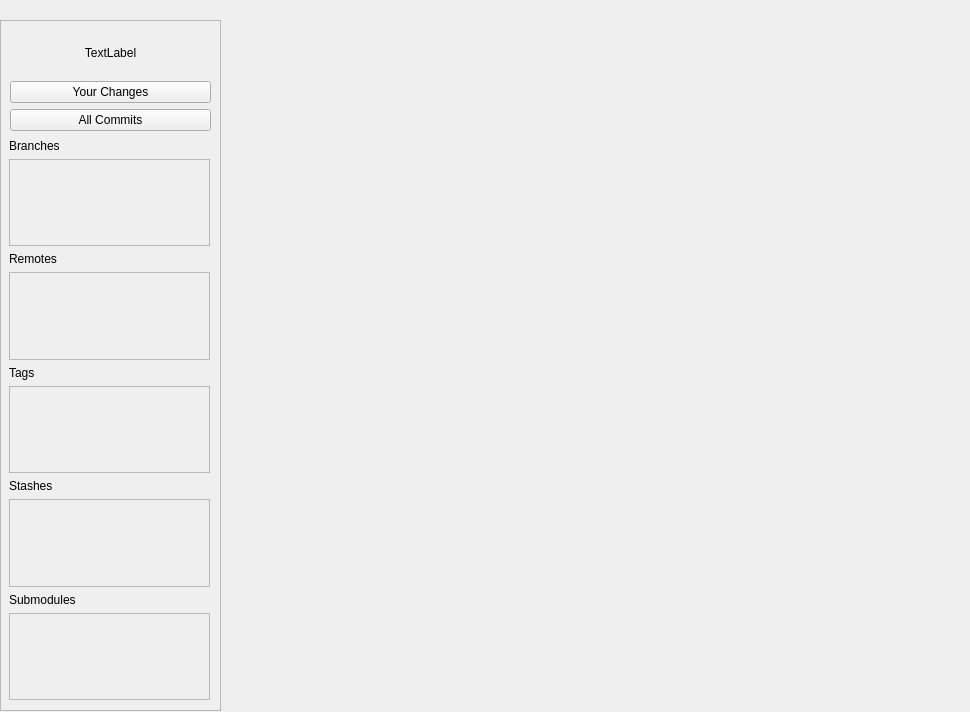
First picture: the form in src/ui/RepoViewerWidget.ui, repository SaurabhSangpal/ezgit, before the edit.
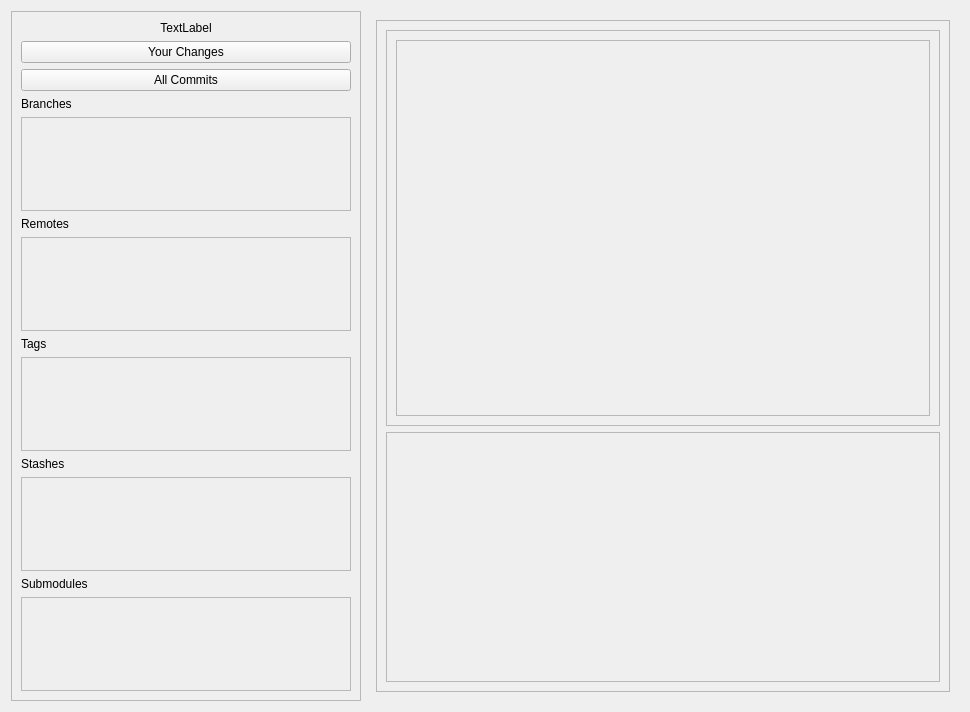
Second picture: the form after the edit.

Commit message:
Add support for commit to repo viewer
Also make repo viewer UI scale properly with window size

Diff of the .ui file:
```diff
--- a/src/ui/RepoViewerWidget.ui
+++ b/src/ui/RepoViewerWidget.ui
@@ -13,14 +13,20 @@
   <property name="windowTitle">
    <string>Form</string>
   </property>
+  <layout class="QHBoxLayout" name="horizontalLayout">
+   <item>
   <widget class="QFrame" name="left">
-   <property name="geometry">
-    <rect>
-     <x>0</x>
-     <y>20</y>
-     <width>221</width>
-     <height>691</height>
-    </rect>
+     <property name="minimumSize">
+      <size>
+       <width>200</width>
+       <height>500</height>
+      </size>
+     </property>
+     <property name="maximumSize">
+      <size>
+       <width>350</width>
+       <height>16777215</height>
+      </size>
    </property>
    <property name="frameShape">
     <enum>QFrame::StyledPanel</enum>
@@ -28,15 +34,8 @@
    <property name="frameShadow">
     <enum>QFrame::Raised</enum>
    </property>
-   <widget class="QWidget" name="verticalLayoutWidget">
-    <property name="geometry">
-     <rect>
-      <x>10</x>
-      <y>10</y>
-      <width>201</width>
-      <height>101</height>
-     </rect>
-    </property>
+     <layout class="QVBoxLayout" name="verticalLayout_3">
+      <item>
     <layout class="QVBoxLayout" name="verticalLayout">
      <item>
       <widget class="QLabel" name="lblRepoName">
@@ -63,16 +62,8 @@
       </widget>
      </item>
     </layout>
-   </widget>
-   <widget class="QWidget" name="verticalLayoutWidget_2">
-    <property name="geometry">
-     <rect>
-      <x>9</x>
-      <y>119</y>
-      <width>201</width>
-      <height>561</height>
-     </rect>
-    </property>
+      </item>
+      <item>
     <layout class="QVBoxLayout" name="verticalLayout_2">
      <item>
       <widget class="QLabel" name="lblBranches">
@@ -91,8 +82,8 @@
          <rect>
           <x>0</x>
           <y>0</y>
-          <width>197</width>
-          <height>86</height>
+             <width>326</width>
+             <height>94</height>
          </rect>
         </property>
        </widget>
@@ -115,8 +106,8 @@
          <rect>
           <x>0</x>
           <y>0</y>
-          <width>197</width>
-          <height>86</height>
+             <width>326</width>
+             <height>93</height>
          </rect>
         </property>
        </widget>
@@ -139,8 +130,8 @@
          <rect>
           <x>0</x>
           <y>0</y>
-          <width>197</width>
-          <height>86</height>
+             <width>326</width>
+             <height>94</height>
          </rect>
         </property>
        </widget>
@@ -163,8 +154,8 @@
          <rect>
           <x>0</x>
           <y>0</y>
-          <width>197</width>
-          <height>86</height>
+             <width>326</width>
+             <height>93</height>
          </rect>
         </property>
        </widget>
@@ -187,16 +178,97 @@
          <rect>
           <x>0</x>
           <y>0</y>
-          <width>197</width>
-          <height>86</height>
+             <width>326</width>
+             <height>94</height>
          </rect>
         </property>
        </widget>
       </widget>
      </item>
     </layout>
-   </widget>
-  </widget>
+      </item>
+     </layout>
+    </widget>
+   </item>
+   <item>
+    <widget class="QWidget" name="right" native="true">
+     <property name="enabled">
+      <bool>true</bool>
+     </property>
+     <property name="minimumSize">
+      <size>
+       <width>500</width>
+       <height>500</height>
+      </size>
+     </property>
+     <layout class="QVBoxLayout" name="verticalLayout_4">
+      <item>
+       <widget class="QFrame" name="frame">
+        <property name="frameShape">
+         <enum>QFrame::StyledPanel</enum>
+        </property>
+        <property name="frameShadow">
+         <enum>QFrame::Raised</enum>
+        </property>
+        <layout class="QVBoxLayout" name="verticalLayout_5">
+         <item>
+          <widget class="QFrame" name="commits">
+           <property name="frameShape">
+            <enum>QFrame::StyledPanel</enum>
+           </property>
+           <property name="frameShadow">
+            <enum>QFrame::Raised</enum>
+           </property>
+           <layout class="QVBoxLayout" name="verticalLayout_6">
+            <item>
+             <widget class="QScrollArea" name="scrollArea">
+              <property name="widgetResizable">
+               <bool>true</bool>
+              </property>
+              <widget class="QWidget" name="commitsScrollArea">
+               <property name="geometry">
+                <rect>
+                 <x>0</x>
+                 <y>0</y>
+                 <width>552</width>
+                 <height>394</height>
+                </rect>
+               </property>
+              </widget>
+             </widget>
+            </item>
+           </layout>
+          </widget>
+         </item>
+         <item>
+          <widget class="QFrame" name="commitDetails">
+           <property name="minimumSize">
+            <size>
+             <width>0</width>
+             <height>250</height>
+            </size>
+           </property>
+           <property name="maximumSize">
+            <size>
+             <width>16777215</width>
+             <height>300</height>
+            </size>
+           </property>
+           <property name="frameShape">
+            <enum>QFrame::StyledPanel</enum>
+           </property>
+           <property name="frameShadow">
+            <enum>QFrame::Raised</enum>
+           </property>
+          </widget>
+         </item>
+        </layout>
+       </widget>
+      </item>
+     </layout>
+    </widget>
+   </item>
+  </layout>
  </widget>
  <resources/>
  <connections/>
```
Lines whose indentation alone changed are shown as unchanged. The commit also changes 2 other files.
